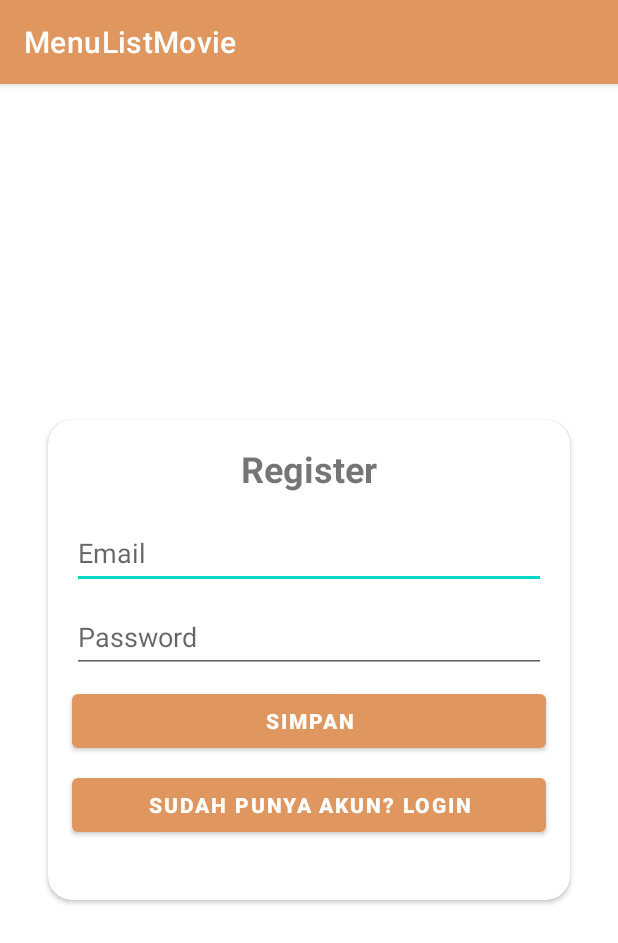
After one commit to faqirkuota/uas-pemograman-bergerak, an Android app: the RegisterActivity screen opened directly, with no data from a screen before it, on a phone screen of 412 x 824 dp. The commit adds this screen. Shown: the top 943 px of the screen. Run offline under Robolectric (Android 15) with nearby library versions, the phone set to English and light mode, and no system bars; our stand-ins replace Firebase (no records; nobody signed in at launch, a user with empty details on screens opened directly).

Commit message:
add login register

```diff
--- a/MenuListMovie/app/build.gradle
+++ b/MenuListMovie/app/build.gradle
@@ -40,6 +40,7 @@ dependencies {
     implementation 'androidx.constraintlayout:constraintlayout:2.1.3'
     implementation 'com.google.firebase:firebase-database-ktx:20.0.5'
     implementation 'com.google.firebase:firebase-database:20.0.5'
+    implementation 'com.google.firebase:firebase-auth:21.0.5'
     testImplementation 'junit:junit:4.13.2'
     androidTestImplementation 'androidx.test.ext:junit:1.1.3'
     androidTestImplementation 'androidx.test.espresso:espresso-core:3.4.0'
--- /dev/null
+++ b/MenuListMovie/app/src/main/java/com/example/menulistmovie/RegisterActivity.kt
@@ -0,0 +1,76 @@
+package com.example.menulistmovie
+
+import android.content.Intent
+import androidx.appcompat.app.AppCompatActivity
+import android.os.Bundle
+import android.util.Patterns
+import android.widget.Button
+import android.widget.EditText
+import android.widget.Toast
+import com.google.firebase.auth.FirebaseAuth
+
+class RegisterActivity : AppCompatActivity() {
+    private lateinit var btnLogin : Button
+    private lateinit var btnSimpan : Button
+    private lateinit var txtEmail : EditText
+    private lateinit var txtPassword : EditText
+    private lateinit var otentikasi : FirebaseAuth
+    override fun onCreate(savedInstanceState: Bundle?) {
+        super.onCreate(savedInstanceState)
+        setContentView(R.layout.activity_register)
+        otentikasi = FirebaseAuth.getInstance()
+        btnSimpan = findViewById(R.id.bSimpan)
+        btnLogin = findViewById(R.id.bLogin)
+        txtEmail = findViewById(R.id.etEmailReg)
+        txtPassword = findViewById(R.id.etPasswordReg)
+
+        btnSimpan.setOnClickListener {
+            val email = txtEmail.text.toString().trim()
+            val password = txtPassword.text.toString().trim()
+
+            if (email.isEmpty()){
+                txtEmail.error = "Email tidak boleh kosong"
+                txtEmail.requestFocus()
+                return@setOnClickListener
+            }
+            if (password.isEmpty() || password.length < 6){
+                txtPassword.error = "Password tidak boleh kosong dan minimal 6 karakter"
+                txtPassword.requestFocus()
+                return@setOnClickListener
+            }
+            if(!Patterns.EMAIL_ADDRESS.matcher(email).matches()){
+                txtEmail.error = "Format penulisan Email Salah"
+                txtEmail.requestFocus()
+                return@setOnClickListener
+            }
+            registerUser(email, password)
+        }
+        btnLogin.setOnClickListener {
+            Intent(this@RegisterActivity, MainActivity::class.java).also {
+                startActivity(it)
+            }
+        }
+    }
+    private fun registerUser(email: String, password: String) {
+        otentikasi.createUserWithEmailAndPassword(email,password)
+            .addOnCompleteListener(this){
+                if(it.isSuccessful){
+                    Intent(this@RegisterActivity, SearchActivity::class.java).also {
+                        it.flags = Intent.FLAG_ACTIVITY_NEW_TASK or Intent.FLAG_ACTIVITY_CLEAR_TASK
+                        startActivity(it)
+                    }
+                }else{
+                    Toast.makeText(this, it.exception?.message, Toast.LENGTH_LONG).show()
+                }
+            }
+    }
+    override fun onStart() {
+        super.onStart()
+        if(otentikasi.currentUser != null) {
+            Intent(this@RegisterActivity, SearchActivity::class.java).also { intent ->
+                intent.flags = Intent.FLAG_ACTIVITY_NEW_TASK or Intent.FLAG_ACTIVITY_CLEAR_TASK
+                startActivity(intent)
+            }
+        }
+    }
+}
--- /dev/null
+++ b/MenuListMovie/app/src/main/res/layout/activity_register.xml
@@ -0,0 +1,85 @@
+<?xml version="1.0" encoding="utf-8"?>
+<androidx.constraintlayout.widget.ConstraintLayout xmlns:android="http://schemas.android.com/apk/res/android"
+    xmlns:app="http://schemas.android.com/apk/res-auto"
+    xmlns:tools="http://schemas.android.com/tools"
+    android:layout_width="match_parent"
+    android:layout_height="match_parent"
+    tools:context=".RegisterActivity">
+    <androidx.cardview.widget.CardView
+        android:id="@+id/cardView"
+        android:layout_width="0dp"
+        android:layout_height="320dp"
+        android:layout_marginStart="32dp"
+        android:layout_marginEnd="32dp"
+        app:cardCornerRadius="16dp"
+        app:layout_constraintBottom_toBottomOf="parent"
+        app:layout_constraintEnd_toEndOf="parent"
+        app:layout_constraintStart_toStartOf="parent"
+        app:layout_constraintTop_toTopOf="parent">
+        <androidx.constraintlayout.widget.ConstraintLayout
+            android:layout_width="match_parent"
+            android:layout_height="match_parent">
+
+            <EditText
+                android:id="@+id/etEmailReg"
+                android:layout_width="0dp"
+                android:layout_height="wrap_content"
+                android:layout_marginStart="16dp"
+                android:layout_marginTop="16dp"
+                android:layout_marginEnd="16dp"
+                android:ems="10"
+                android:hint="Email"
+                android:inputType="textEmailAddress"
+                android:minHeight="48dp"
+                app:layout_constraintEnd_toEndOf="parent"
+                app:layout_constraintHorizontal_bias="0.0"
+                app:layout_constraintStart_toStartOf="parent"
+                app:layout_constraintTop_toBottomOf="@+id/textView" />
+            <TextView
+                android:id="@+id/textView"
+                android:layout_width="wrap_content"
+                android:layout_height="wrap_content"
+                android:layout_marginTop="16dp"
+                android:text="Register"
+                android:textSize="24sp"
+                android:textStyle="bold"
+                app:layout_constraintEnd_toEndOf="parent"
+                app:layout_constraintStart_toStartOf="parent"
+                app:layout_constraintTop_toTopOf="parent" />
+            <EditText
+                android:id="@+id/etPasswordReg"
+                android:layout_width="0dp"
+                android:layout_height="wrap_content"
+                android:layout_marginTop="8dp"
+                android:ems="10"
+                android:hint="Password"
+                android:inputType="textPassword"
+                android:minHeight="48dp"
+                app:layout_constraintEnd_toEndOf="@+id/etEmailReg"
+                app:layout_constraintStart_toStartOf="@+id/etEmailReg"
+                app:layout_constraintTop_toBottomOf="@+id/etEmailReg" />
+            <Button
+                android:id="@+id/bSimpan"
+                android:layout_width="0dp"
+                android:layout_height="wrap_content"
+                android:layout_marginTop="8dp"
+                android:text="Simpan"
+                android:textColor="#FFFFFF"
+                android:textStyle="bold"
+                app:layout_constraintEnd_toEndOf="@+id/etPasswordReg"
+                app:layout_constraintStart_toStartOf="@+id/etPasswordReg"
+                app:layout_constraintTop_toBottomOf="@+id/etPasswordReg" />
+            <Button
+                android:id="@+id/bLogin"
+                android:layout_width="0dp"
+                android:layout_height="wrap_content"
+                android:layout_marginTop="8dp"
+                android:text="Sudah Punya Akun? Login"
+                android:textColor="#FFFFFF"
+                android:textStyle="bold"
+                app:layout_constraintEnd_toEndOf="@+id/bSimpan"
+                app:layout_constraintStart_toStartOf="@+id/bSimpan"
+                app:layout_constraintTop_toBottomOf="@+id/bSimpan" />
+        </androidx.constraintlayout.widget.ConstraintLayout>
+    </androidx.cardview.widget.CardView>
+</androidx.constraintlayout.widget.ConstraintLayout>
--- a/MenuListMovie/app/src/main/res/values/colors.xml
+++ b/MenuListMovie/app/src/main/res/values/colors.xml
@@ -7,4 +7,6 @@
     <color name="teal_700">#FF018786</color>
     <color name="black">#FF000000</color>
     <color name="white">#FFFFFFFF</color>
+    <color name="colorAccent">#EC5555</color>
+    <color name="colorPrimaryDark">#08497C</color>
 </resources>
```
Also changed, not shown: MenuListMovie/app/src/main/AndroidManifest.xml (+9 -0 lines), MenuListMovie/app/src/main/java/com/example/menulistmovie/LoginActivity.kt (added, +77 -0 lines), MenuListMovie/app/src/main/java/com/example/menulistmovie/SearchActivity.kt (added, +26 -0 lines), MenuListMovie/app/src/main/res/layout/activity_login.xml (added, +99 -0 lines), MenuListMovie/app/src/main/res/layout/activity_search.xml (added, +31 -0 lines).
